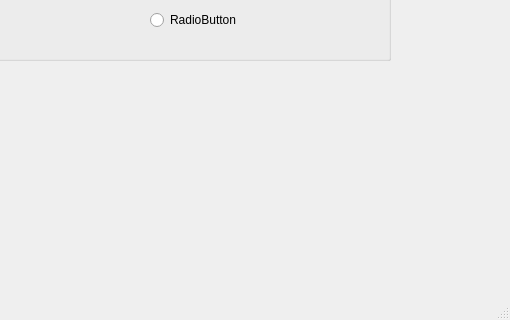
Qt form mainwindow.ui (NandhiniRam2005/CS3505-Group-Assignment9-LifeInvestor) before a commit; both pictures show x 290 to 800 and y 280 to 600 of the 800 by 600 pixel window.
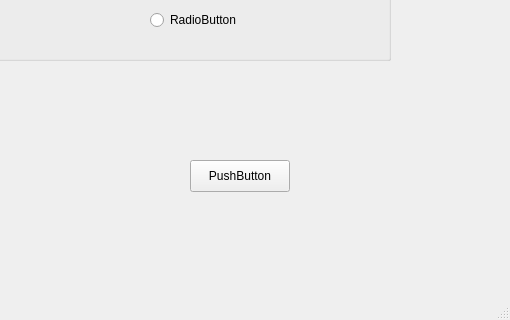
The same form after that commit.

```diff
--- a/mainwindow.ui
+++ b/mainwindow.ui
@@ -105,6 +105,19 @@
      <string>TextLabel</string>
     </property>
    </widget>
+   <widget class="QPushButton" name="pushButton">
+    <property name="geometry">
+     <rect>
+      <x>480</x>
+      <y>440</y>
+      <width>100</width>
+      <height>32</height>
+     </rect>
+    </property>
+    <property name="text">
+     <string>PushButton</string>
+    </property>
+   </widget>
   </widget>
   <widget class="QMenuBar" name="menubar">
    <property name="geometry">
```
Left out of the diff: 2 changed lines with no effect on the pictures.
